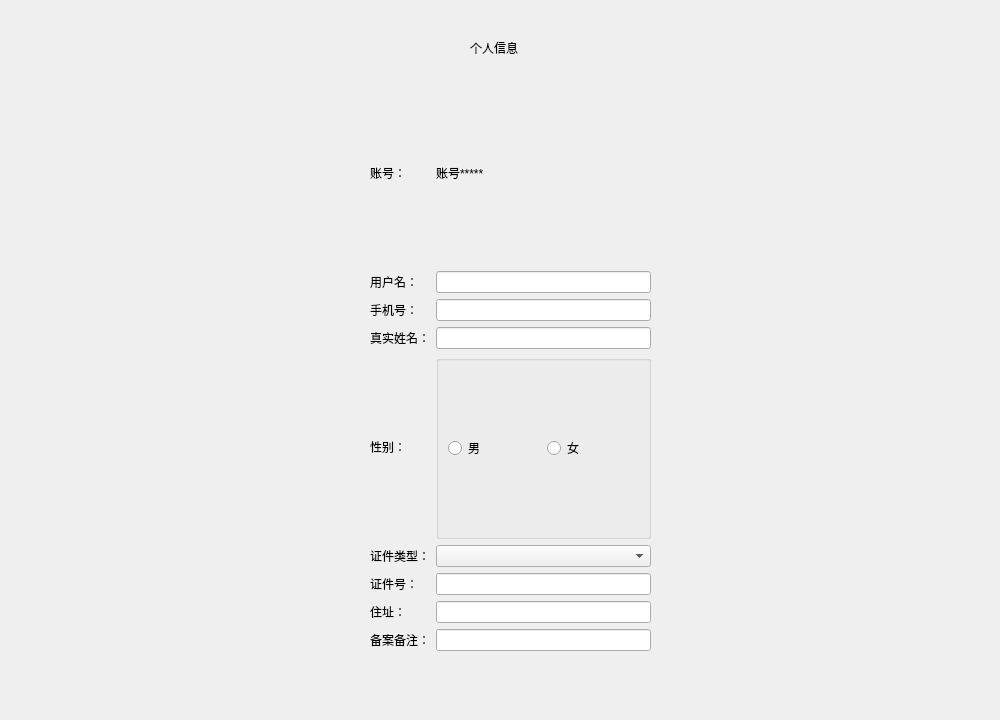
The window that person_widget.ui (Weies/Curriculum-Design-For-Database) describes before a commit, drawn with Qt 5.
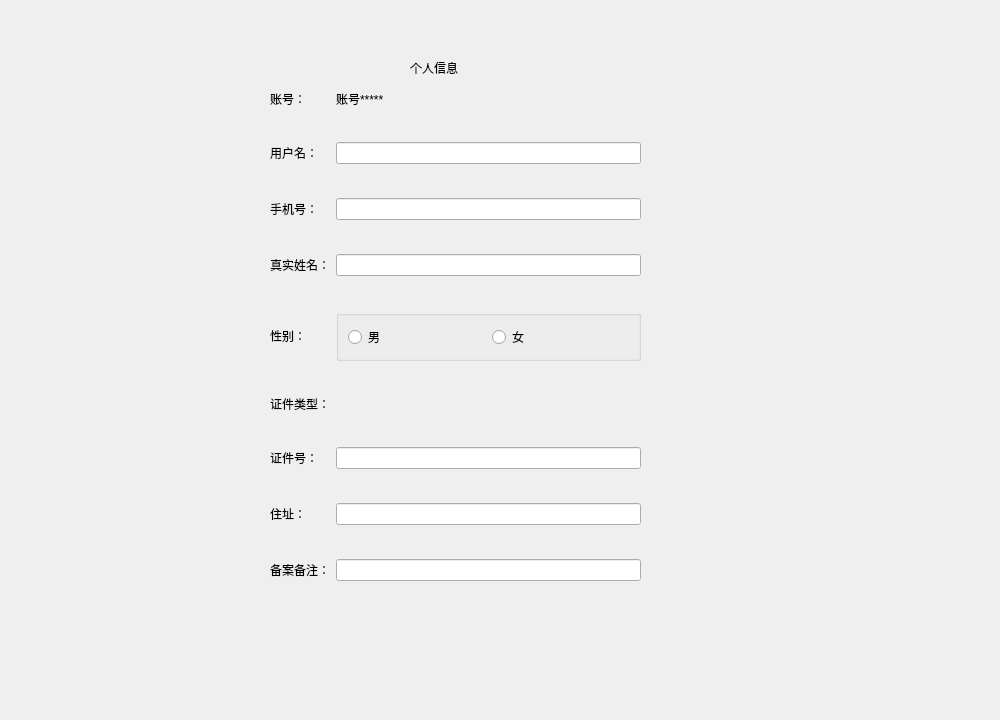
The same window after the commit.

Diff of the .ui file:
```diff
--- a/person_widget.ui
+++ b/person_widget.ui
@@ -16,8 +16,8 @@
   <widget class="QLabel" name="label">
    <property name="geometry">
     <rect>
-     <x>470</x>
-     <y>40</y>
+     <x>410</x>
+     <y>60</y>
      <width>72</width>
      <height>15</height>
     </rect>
@@ -29,13 +29,19 @@
   <widget class="QWidget" name="widget" native="true">
    <property name="geometry">
     <rect>
-     <x>370</x>
-     <y>80</y>
-     <width>281</width>
-     <height>571</height>
+     <x>270</x>
+     <y>90</y>
+     <width>371</width>
+     <height>491</height>
     </rect>
    </property>
    <layout class="QGridLayout" name="gridLayout">
+    <item row="6" column="1">
+     <widget class="QLineEdit" name="truename"/>
+    </item>
+    <item row="4" column="1">
+     <widget class="QLineEdit" name="phonenum"/>
+    </item>
     <item row="0" column="0">
      <widget class="QLabel" name="label_2">
       <property name="text">
@@ -43,51 +49,20 @@
       </property>
      </widget>
     </item>
-    <item row="0" column="1">
-     <widget class="QLabel" name="label_id">
-      <property name="text">
-       <string>账号*****</string>
+    <item row="13" column="1">
+     <spacer name="verticalSpacer_7">
+      <property name="orientation">
+       <enum>Qt::Vertical</enum>
       </property>
-     </widget>
-    </item>
-    <item row="1" column="0">
-     <widget class="QLabel" name="label_3">
-      <property name="text">
-       <string>用户名：</string>
+      <property name="sizeHint" stdset="0">
+       <size>
+        <width>20</width>
+        <height>40</height>
+       </size>
       </property>
-     </widget>
+     </spacer>
     </item>
-    <item row="1" column="1">
-     <widget class="QLineEdit" name="lineEdit"/>
-    </item>
-    <item row="2" column="0">
-     <widget class="QLabel" name="label_4">
-      <property name="text">
-       <string>手机号：</string>
-      </property>
-     </widget>
-    </item>
-    <item row="2" column="1">
-     <widget class="QLineEdit" name="lineEdit_2"/>
-    </item>
-    <item row="3" column="0">
-     <widget class="QLabel" name="label_5">
-      <property name="text">
-       <string>真实姓名：</string>
-      </property>
-     </widget>
-    </item>
-    <item row="3" column="1">
-     <widget class="QLineEdit" name="lineEdit_3"/>
-    </item>
-    <item row="4" column="0">
-     <widget class="QLabel" name="label_6">
-      <property name="text">
-       <string>性别：</string>
-      </property>
-     </widget>
-    </item>
-    <item row="4" column="1">
+    <item row="8" column="1">
      <widget class="QGroupBox" name="groupBox">
       <property name="title">
        <string/>
@@ -110,45 +85,171 @@
       </layout>
      </widget>
     </item>
-    <item row="5" column="0">
-     <widget class="QLabel" name="label_7">
+    <item row="8" column="0">
+     <widget class="QLabel" name="label_6">
       <property name="text">
-       <string>证件类型：</string>
+       <string>性别：</string>
       </property>
      </widget>
     </item>
+    <item row="12" column="1">
+     <widget class="QLineEdit" name="idnum"/>
+    </item>
     <item row="5" column="1">
-     <widget class="QComboBox" name="comboBox_type"/>
+     <spacer name="verticalSpacer_3">
+      <property name="orientation">
+       <enum>Qt::Vertical</enum>
+      </property>
+      <property name="sizeHint" stdset="0">
+       <size>
+        <width>20</width>
+        <height>40</height>
+       </size>
+      </property>
+     </spacer>
     </item>
-    <item row="6" column="0">
-     <widget class="QLabel" name="label_8">
-      <property name="text">
-       <string>证件号：</string>
+    <item row="1" column="1">
+     <spacer name="verticalSpacer_2">
+      <property name="orientation">
+       <enum>Qt::Vertical</enum>
       </property>
-     </widget>
+      <property name="sizeHint" stdset="0">
+       <size>
+        <width>20</width>
+        <height>40</height>
+       </size>
+      </property>
+     </spacer>
     </item>
-    <item row="6" column="1">
-     <widget class="QLineEdit" name="lineEdit_4"/>
-    </item>
-    <item row="7" column="0">
+    <item row="14" column="0">
      <widget class="QLabel" name="label_9">
       <property name="text">
        <string>住址：</string>
       </property>
      </widget>
     </item>
-    <item row="7" column="1">
-     <widget class="QLineEdit" name="lineEdit_5"/>
+    <item row="2" column="0">
+     <widget class="QLabel" name="label_3">
+      <property name="text">
+       <string>用户名：</string>
+      </property>
+     </widget>
     </item>
-    <item row="8" column="0">
+    <item row="16" column="0">
      <widget class="QLabel" name="label_10">
       <property name="text">
        <string>备案备注：</string>
       </property>
      </widget>
     </item>
-    <item row="8" column="1">
-     <widget class="QLineEdit" name="lineEdit_6"/>
+    <item row="11" column="1">
+     <spacer name="verticalSpacer_6">
+      <property name="orientation">
+       <enum>Qt::Vertical</enum>
+      </property>
+      <property name="sizeHint" stdset="0">
+       <size>
+        <width>20</width>
+        <height>40</height>
+       </size>
+      </property>
+     </spacer>
+    </item>
+    <item row="2" column="1">
+     <widget class="QLineEdit" name="username"/>
+    </item>
+    <item row="7" column="1">
+     <spacer name="verticalSpacer_4">
+      <property name="orientation">
+       <enum>Qt::Vertical</enum>
+      </property>
+      <property name="sizeHint" stdset="0">
+       <size>
+        <width>20</width>
+        <height>40</height>
+       </size>
+      </property>
+     </spacer>
+    </item>
+    <item row="6" column="0">
+     <widget class="QLabel" name="label_5">
+      <property name="text">
+       <string>真实姓名：</string>
+      </property>
+     </widget>
+    </item>
+    <item row="9" column="1">
+     <spacer name="verticalSpacer_5">
+      <property name="orientation">
+       <enum>Qt::Vertical</enum>
+      </property>
+      <property name="sizeHint" stdset="0">
+       <size>
+        <width>20</width>
+        <height>40</height>
+       </size>
+      </property>
+     </spacer>
+    </item>
+    <item row="0" column="1">
+     <widget class="QLabel" name="label_id">
+      <property name="text">
+       <string>账号*****</string>
+      </property>
+     </widget>
+    </item>
+    <item row="14" column="1">
+     <widget class="QLineEdit" name="address"/>
+    </item>
+    <item row="3" column="1">
+     <spacer name="verticalSpacer">
+      <property name="orientation">
+       <enum>Qt::Vertical</enum>
+      </property>
+      <property name="sizeHint" stdset="0">
+       <size>
+        <width>20</width>
+        <height>40</height>
+       </size>
+      </property>
+     </spacer>
+    </item>
+    <item row="16" column="1">
+     <widget class="QLineEdit" name="beian"/>
+    </item>
+    <item row="10" column="0">
+     <widget class="QLabel" name="label_7">
+      <property name="text">
+       <string>证件类型：</string>
+      </property>
+     </widget>
+    </item>
+    <item row="4" column="0">
+     <widget class="QLabel" name="label_4">
+      <property name="text">
+       <string>手机号：</string>
+      </property>
+     </widget>
+    </item>
+    <item row="12" column="0">
+     <widget class="QLabel" name="label_8">
+      <property name="text">
+       <string>证件号：</string>
+      </property>
+     </widget>
+    </item>
+    <item row="15" column="1">
+     <spacer name="verticalSpacer_8">
+      <property name="orientation">
+       <enum>Qt::Vertical</enum>
+      </property>
+      <property name="sizeHint" stdset="0">
+       <size>
+        <width>20</width>
+        <height>40</height>
+       </size>
+      </property>
+     </spacer>
     </item>
    </layout>
   </widget>
```
